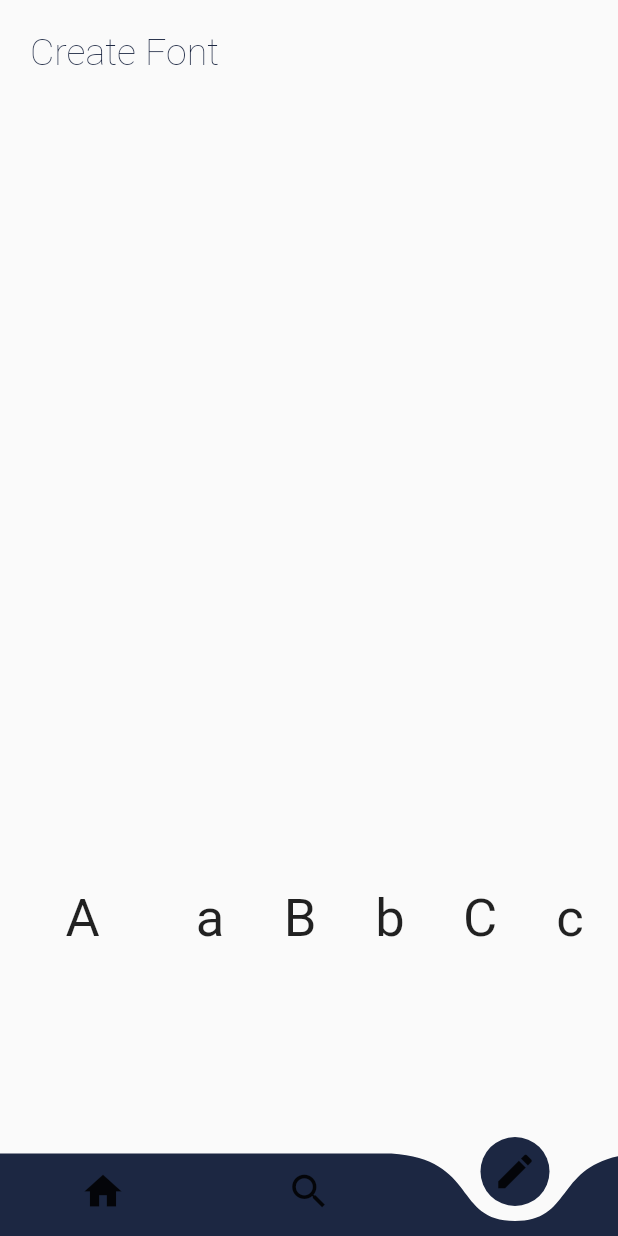
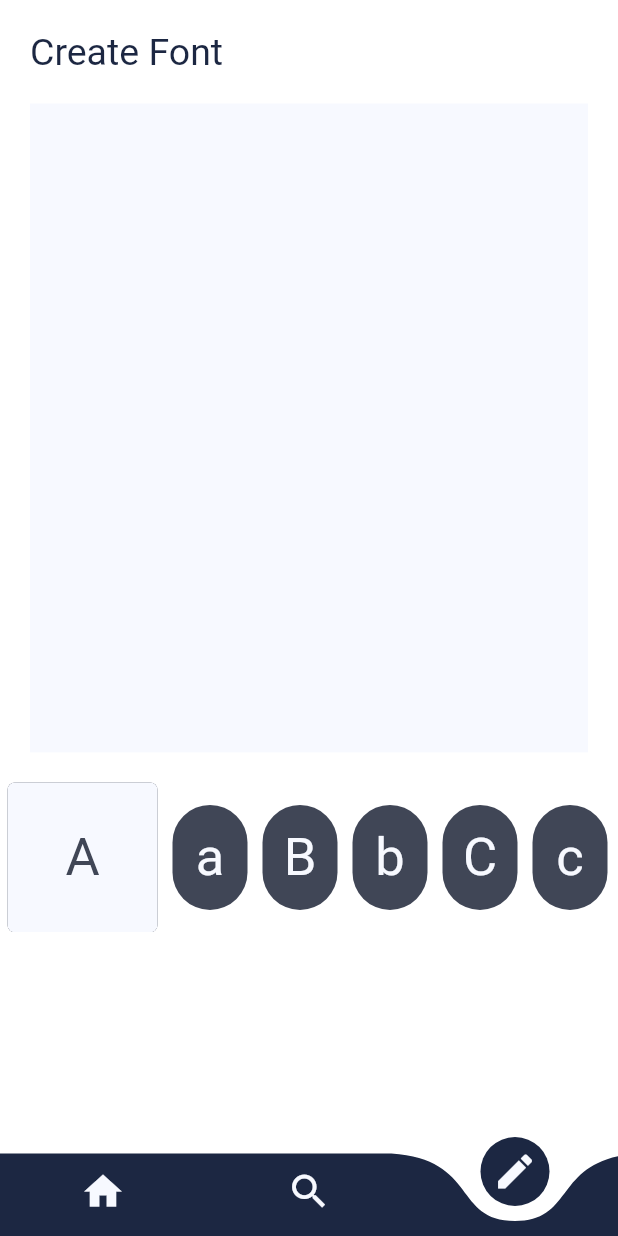
Before and after one commit to ewan-m/inksy, a Flutter app: the screen it shows after launch, item 3 of the bottom bar chosen, on a phone screen of 412 x 824 dp. Run offline on Flutter 3.47's test engine with Material 2 defaults, Android fonts, the phone set to English and light mode, and no system bars.

Commit message:
Add limits for every letter height / width

```diff
--- a/lib/components/page-title.dart
+++ b/lib/components/page-title.dart
@@ -9,14 +9,13 @@ class PageTitle extends StatelessWidget {
   @override
   Widget build(BuildContext context) {
     return Container(
-      padding: EdgeInsets.all(20.0),
+      padding: EdgeInsets.fromLTRB(20.0, 20.0, 20.0, 0.0),
       width: MediaQuery.of(context).size.width,
       child: Text(
         titleText,
         textAlign: TextAlign.left,
         style: TextStyle(
           fontSize: 25.0,
-          fontWeight: FontWeight.w200,
           color: Colours.primary,
         ),
       ),
--- a/lib/main-content.dart
+++ b/lib/main-content.dart
@@ -25,22 +25,22 @@ class _MainContentState extends State {
   Widget build(context) {
     return MaterialApp(
       home: Scaffold(
-        backgroundColor: Colours.background,
+        backgroundColor: Colours.white,
         extendBody: true,
         body: Container(
           child: SafeArea(
               left: true, right: true, top: true, bottom: false, child: _child),
-          decoration: BoxDecoration(color: Colours.background),
+          decoration: BoxDecoration(color: Colours.white),
         ),
         bottomNavigationBar: FooterNavigator(
           height: 55.0,
           color: Colours.primary,
           buttonBackgroundColor: Colours.primary,
-          backgroundColor: Colours.background,
+          backgroundColor: Colours.white,
           items: <Widget>[
-            Icon(Icons.home, size: 30, color: Colours.backgroundHighlight),
-            Icon(Icons.search, size: 30, color: Colours.backgroundHighlight),
-            Icon(Icons.edit, size: 30, color: Colours.backgroundHighlight),
+            Icon(Icons.home, size: 30, color: Colours.lightestGrey),
+            Icon(Icons.search, size: 30, color: Colours.lightestGrey),
+            Icon(Icons.edit, size: 30, color: Colours.lightestGrey),
           ],
           onTap: (index) {
             _handleNavigationChange(index);
--- a/lib/pages/create-font.dart
+++ b/lib/pages/create-font.dart
@@ -16,10 +16,13 @@ class CreateFontState extends State<CreateFont> with TickerProviderStateMixin {
     key: (item) => item,
     value: (item) => <Offset>[],
   );
+  Map<String, List<Offset>> limits = Map.fromIterable(
+    Alphabet.letters,
+    key: (item) => item,
+    value: (item) => <Offset>[],
+  );
   Set<String> visitedLetters = Set.of([Alphabet.letters.first]);
   String currentLetter = Alphabet.letters.first;
-  Offset bottomLeft;
-  Offset topRight;
 
   bool isWithinBox(Offset drawPoint) {
     return drawPoint.dx > 0 &&
@@ -29,45 +32,31 @@ class CreateFontState extends State<CreateFont> with TickerProviderStateMixin {
   }
 
   void updateMinMaxYValues(Offset newPoint) {
-    if (bottomLeft == null && topRight == null) {
-      bottomLeft = newPoint;
-      topRight = newPoint;
+    if (limits[currentLetter].isEmpty) {
+      limits[currentLetter].add(newPoint);
+      limits[currentLetter].add(newPoint);
     } else {
-      if (newPoint.dy > topRight.dy) {
-        topRight = Offset(topRight.dx, newPoint.dy);
+      if (newPoint.dy > limits[currentLetter][1].dy) {
+        limits[currentLetter][1] =
+            Offset(limits[currentLetter][1].dx, newPoint.dy);
       }
-      if (newPoint.dx > topRight.dx) {
-        topRight = Offset(newPoint.dx, topRight.dy);
+      if (newPoint.dx > limits[currentLetter][1].dx) {
+        limits[currentLetter][1] =
+            Offset(newPoint.dx, limits[currentLetter][1].dy);
       }
-      if (newPoint.dx < bottomLeft.dx) {
-        bottomLeft = Offset(newPoint.dx, bottomLeft.dy);
+      if (newPoint.dx < limits[currentLetter][0].dx) {
+        limits[currentLetter][0] =
+            Offset(newPoint.dx, limits[currentLetter][0].dy);
       }
-      if (newPoint.dy < bottomLeft.dy) {
-        bottomLeft = Offset(bottomLeft.dx, newPoint.dy);
+      if (newPoint.dy < limits[currentLetter][0].dy) {
+        limits[currentLetter][0] =
+            Offset(limits[currentLetter][0].dx, newPoint.dy);
       }
     }
   }
 
   @override
   Widget build(BuildContext context) {
-    final Container sketchArea = Container(
-      alignment: Alignment.topLeft,
-      width: MediaQuery.of(context).size.width,
-      height: MediaQuery.of(context).size.width * 1.1,
-      decoration: BoxDecoration(
-        color: Colours.backgroundHighlight,
-        borderRadius: BorderRadius.circular(10.0),
-      ),
-      child: CustomPaint(
-        painter: LetterDrawer(
-          bottomLeft: bottomLeft,
-          topRight: topRight,
-          points: letters[currentLetter],
-          currentLetter: currentLetter,
-        ),
-      ),
-    );
-
     return Container(
       width: MediaQuery.of(context).size.width,
       height: MediaQuery.of(context).size.height,
@@ -76,17 +65,14 @@ class CreateFontState extends State<CreateFont> with TickerProviderStateMixin {
           PageTitle("Create Font"),
           Container(
             margin: EdgeInsets.all(20.0),
-            child: Column(
-              children: [
-                GestureDetector(
+            child: GestureDetector(
               onPanUpdate: (DragUpdateDetails details) {
                 if (isWithinBox(details.localPosition)) {
                   setState(() {
                     updateMinMaxYValues(details.localPosition);
                     letters.update(
                       currentLetter,
-                          (points) =>
-                              List.from(points)..add(details.localPosition),
+                      (points) => List.from(points)..add(details.localPosition),
                     );
                   });
                 }
@@ -95,24 +81,37 @@ class CreateFontState extends State<CreateFont> with TickerProviderStateMixin {
                 if (isWithinBox(details.localPosition)) {
                   setState(() {
                     updateMinMaxYValues(details.localPosition);
-                        visitedLetters.add(currentLetter);
                     letters.update(
                       currentLetter,
-                          (points) =>
-                              List.from(points)..add(details.localPosition),
+                      (points) => List.from(points)..add(details.localPosition),
                     );
                   });
                 }
               },
               onPanEnd: (DragEndDetails details) {
+                setState(() {
+                  visitedLetters.add(currentLetter);
                   letters.update(
                     currentLetter,
                     (points) => List.from(points)..add(null),
                   );
+                });
               },
-                  child: sketchArea,
+              child: Container(
+                alignment: Alignment.topLeft,
+                width: MediaQuery.of(context).size.width,
+                height: MediaQuery.of(context).size.width * 1.05,
+                decoration: BoxDecoration(
+                  color: Colours.lightestGrey,
                 ),
-              ],
+                child: CustomPaint(
+                  painter: LetterDrawer(
+                    limits: limits,
+                    points: letters[currentLetter],
+                    currentLetter: currentLetter,
+                  ),
+                ),
+              ),
             ),
           ),
           SingleChildScrollView(
--- a/lib/pages/letter-button.dart
+++ b/lib/pages/letter-button.dart
@@ -22,9 +22,11 @@ class LetterButtonState extends State<LetterButton> {
       width: widget.current ? 100.0 : 50.0,
       height: widget.current ? 100.0 : 70.0,
       margin: EdgeInsets.symmetric(
-          horizontal: 5.0, vertical: widget.current ? 0.0 : 15.0),
+        horizontal: 5.0,
+        vertical: widget.current ? 0.0 : 15.0,
+      ),
       decoration: BoxDecoration(
-        color: Colours.backgroundHighlight,
+        color: Colours.darkGrey,
         borderRadius: widget.current
             ? BorderRadius.circular(5.0)
             : BorderRadius.circular(50.0),
@@ -36,11 +38,14 @@ class LetterButtonState extends State<LetterButton> {
           AnimatedContainer(
             height: widget.visited ? 100.0 : 0.0,
             decoration: BoxDecoration(
-                borderRadius: widget.current
-                    ? BorderRadius.circular(5.0)
-                    : BorderRadius.circular(50.0),
-                color: Colours.secondary),
-            duration: Duration(milliseconds: 500),
+              borderRadius: widget.current
+                  ? BorderRadius.circular(5.0)
+                  : BorderRadius.circular(50.0),
+              color: Colours.lightestGrey,
+            ),
+            duration: Duration(
+              milliseconds: 500,
+            ),
             curve: Curves.fastOutSlowIn,
           ),
           GestureDetector(
@@ -53,10 +58,9 @@ class LetterButtonState extends State<LetterButton> {
                 widget.letter,
                 textAlign: TextAlign.center,
                 style: TextStyle(
-                    color: widget.visited
-                        ? Colours.backgroundHighlight
-                        : Colours.secondary,
-                    fontSize: 35.0),
+                  color: widget.visited ? Colours.darkGrey : Colours.lightestGrey,
+                  fontSize: 35.0,
+                ),
               ),
             ),
           ),
--- a/lib/pages/letter-drawer.dart
+++ b/lib/pages/letter-drawer.dart
@@ -5,11 +5,13 @@ import 'package:inksy/styles/colours.dart';
 class LetterDrawer extends CustomPainter {
   final List<Offset> points;
   final String currentLetter;
-  final Offset bottomLeft;
-  final Offset topRight;
+  final Map<String, List<Offset>> limits;
 
-  LetterDrawer(
-      {this.points, this.bottomLeft, this.topRight, this.currentLetter});
+  LetterDrawer({
+    this.points,
+    this.limits,
+    this.currentLetter,
+  });
 
   @override
   bool shouldRepaint(LetterDrawer oldDelegate) {
@@ -23,11 +25,15 @@ class LetterDrawer extends CustomPainter {
       ..strokeWidth = 15.0;
 
     Paint boundaryLine = Paint()
-      ..color = Colours.background
+      ..color = Colours.lightGrey
       ..strokeCap = StrokeCap.square
       ..strokeWidth = 2.5;
 
-    if (bottomLeft != null && topRight != null) {
+    if (limits != null) {
+      limits.forEach((key, value) {
+        if (value.isNotEmpty && value[0] != null && value[1] != null) {
+          Offset bottomLeft = value[0];
+          Offset topRight = value[1];
           canvas.drawLine(
             Offset(bottomLeft.dx, topRight.dy),
             Offset(topRight.dx, topRight.dy),
@@ -39,6 +45,8 @@ class LetterDrawer extends CustomPainter {
             boundaryLine,
           );
         }
+      });
+    }
 
     for (int i = 0; i < points.length - 1; i++) {
       if (points[i] != null && points[i + 1] != null) {
```
Lines whose indentation alone changed are shown as unchanged.
